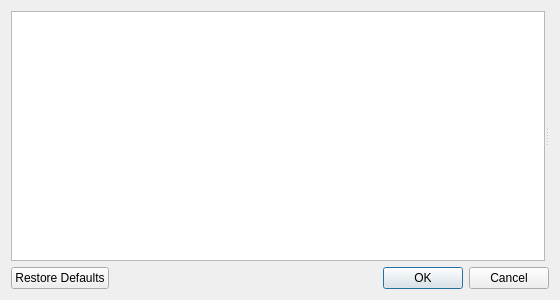
This is Commander/config/ui/config_dialog.ui in AnpeJIb/Horus-Commander as Qt 5 draws it before an edit. The edited form follows.
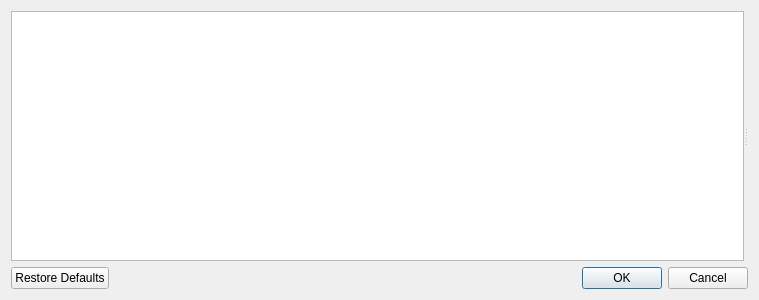
This is the edited form. Icons and pictures are not drawn.

```diff
--- a/Commander/config/ui/config_dialog.ui
+++ b/Commander/config/ui/config_dialog.ui
@@ -6,7 +6,7 @@
    <rect>
     <x>0</x>
     <y>0</y>
-    <width>560</width>
+    <width>759</width>
     <height>300</height>
    </rect>
   </property>
```
